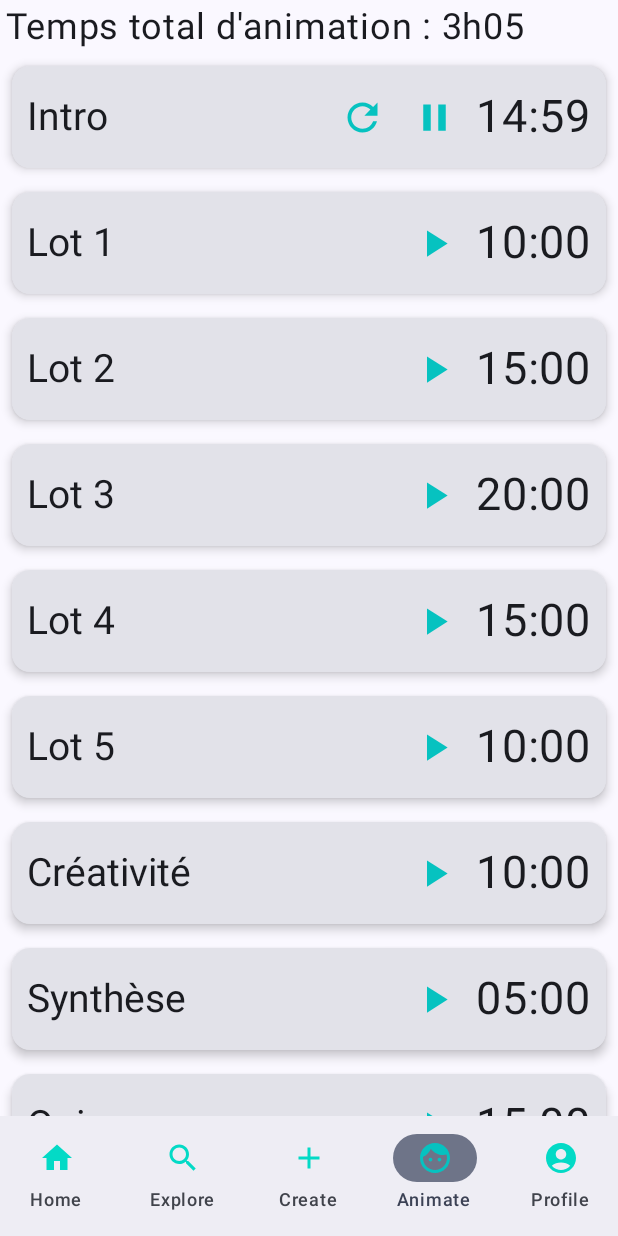
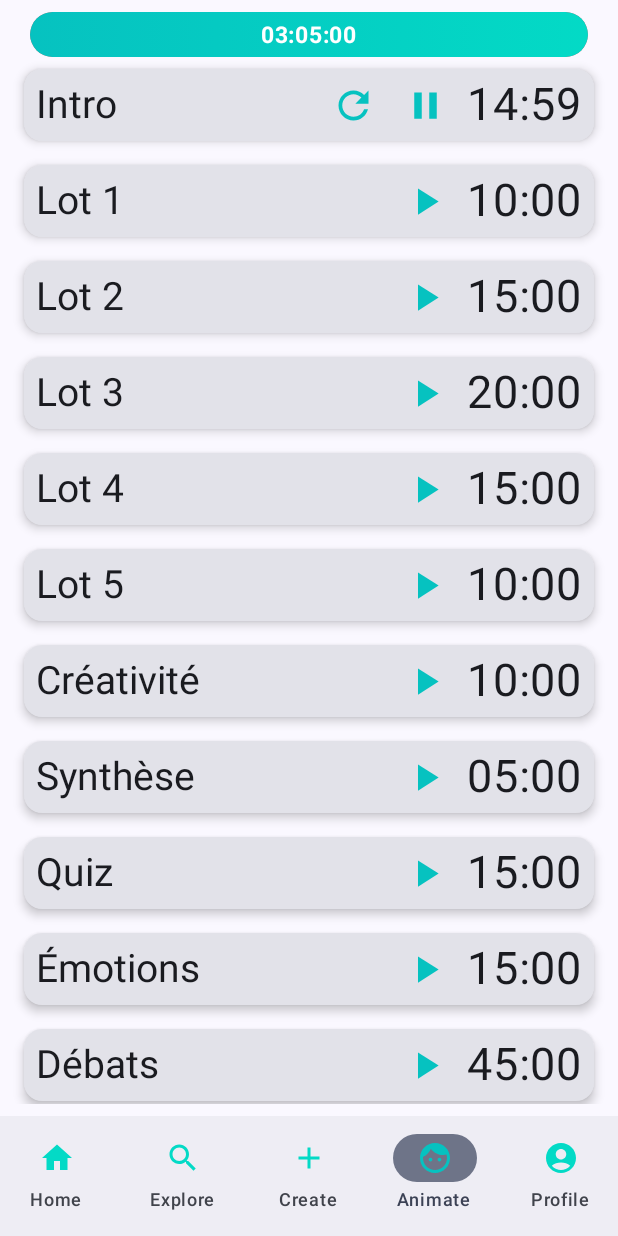
Before and after one commit to davf392/fresque-climat, an Android app built with Jetpack Compose: the AnimateScreen screen opened through its navigation route, after a tap on "Start", on a phone screen of 412 x 824 dp. Run offline under Robolectric (Android 15) with nearby library versions, the phone set to English and light mode, and no system bars.

Commit message:
use ui state and preview parameter provider

```diff
--- a/app/src/main/java/com/davidfz/animfresque/ui/FreskApp.kt
+++ b/app/src/main/java/com/davidfz/animfresque/ui/FreskApp.kt
@@ -19,12 +19,14 @@ import androidx.compose.runtime.Composable
 import androidx.compose.runtime.getValue
 import androidx.compose.ui.Modifier
 import androidx.compose.ui.tooling.preview.Preview
+import androidx.lifecycle.viewmodel.compose.viewModel
 import androidx.navigation.NavController
 import androidx.navigation.compose.NavHost
 import androidx.navigation.compose.composable
 import androidx.navigation.compose.currentBackStackEntryAsState
 import com.davidfz.animfresque.ui.explore.ExploreScreen
 import com.davidfz.animfresque.ui.animate.AnimateScreen
+import com.davidfz.animfresque.ui.animate.AnimateViewModel
 import com.davidfz.animfresque.ui.community.CommunityScreen
 import com.davidfz.animfresque.ui.create.CreateScreen
 import com.davidfz.animfresque.ui.navigation.BottomNavItem
@@ -59,6 +61,8 @@ fun DefaultPreview() { FreskTheme { FreskApp() } }
 @Composable
 fun MainScreen() {
     val freskNavController = rememberFreskNavController()
+    val animateViewModel: AnimateViewModel = viewModel()
+
     Scaffold(
         bottomBar = { BottomNavigationBar(freskNavController.navController) }
     ) { innerPadding ->
@@ -70,7 +74,7 @@ fun MainScreen() {
             composable(Routes.HOME) { CommunityScreen() }
             composable(Routes.EXPLORE) { ExploreScreen() }
             composable(Routes.CREATE) { CreateScreen() }
-            composable(Routes.ANIMATE) { AnimateScreen() }
+            composable(Routes.ANIMATE) { AnimateScreen(viewModel = animateViewModel) }
             composable(Routes.PROFILE) { ProfileScreen(freskNavController.navController) }
             composable(Routes.EDIT_PROFILE) { EditProfileScreen(freskNavController.navController) }
         }
--- a/app/src/main/java/com/davidfz/animfresque/ui/animate/AnimateScreen.kt
+++ b/app/src/main/java/com/davidfz/animfresque/ui/animate/AnimateScreen.kt
@@ -1,45 +1,85 @@
 package com.davidfz.animfresque.ui.animate
 
+import androidx.compose.foundation.background
 import androidx.compose.foundation.layout.Column
 import androidx.compose.foundation.layout.padding
 import androidx.compose.foundation.lazy.LazyColumn
-import androidx.compose.material3.Text
 import androidx.compose.runtime.Composable
 import androidx.compose.runtime.collectAsState
 import androidx.compose.runtime.getValue
+import androidx.compose.runtime.mutableStateListOf
 import androidx.compose.runtime.rememberCoroutineScope
 import androidx.compose.ui.Modifier
+import androidx.compose.ui.graphics.Color.Companion.White
 import androidx.compose.ui.tooling.preview.Preview
+import androidx.compose.ui.tooling.preview.PreviewParameter
+import androidx.compose.ui.tooling.preview.PreviewParameterProvider
 import androidx.compose.ui.unit.dp
-import androidx.compose.ui.unit.sp
 import androidx.lifecycle.viewmodel.compose.viewModel
 import com.davidfz.animfresque.ui.animate.components.AnimationPhaseItem
+import com.davidfz.animfresque.ui.animate.components.AnimationTotalProgressBar
+import kotlinx.coroutines.CoroutineScope
+import kotlinx.coroutines.flow.MutableStateFlow
 
 
 @Composable
 fun AnimateScreen(
-    animateViewModel: AnimateViewModel = viewModel()
+    modifier: Modifier = Modifier,
+    viewModel: AnimateViewModel = viewModel(),
+    scope: CoroutineScope = rememberCoroutineScope()
 ) {
-    val animationPhases by animateViewModel.animationPhases.collectAsState()
-    val totalTime by animateViewModel.totalTime.collectAsState()
-    val scope = rememberCoroutineScope()
+    val state by viewModel.uiState.collectAsState()
 
-    Column {
-        Text(
-            text = "Temps total d'animation : ${"%dh%02d".format(totalTime / 60, totalTime % 60)}",
-            modifier = Modifier.padding(4.dp),
-            fontSize = 24.sp,
+    Column(
+        modifier = modifier.padding(8.dp),
+    ) {
+        AnimationTotalProgressBar(
+            totalAnimationTime = state.totalTimeInSec,
+            remainingAnimationTime = state.totalTimeInSec,
+            remainingAnimationFormattedTime = state.totalTimeFormatted
         )
         LazyColumn {
-            items(animationPhases.size) { index ->
-                AnimationPhaseItem(animationPhases[index], scope)
+            items(state.animationPhases.size) { index ->
+                AnimationPhaseItem(state.animationPhases[index], scope)
             }
         }
     }
 }
 
-@Preview(showBackground = true)
+@Preview
 @Composable
-fun AnimateScreenPreview() {
-    AnimateScreen()
+fun AnimateScreenPreview(
+    @PreviewParameter(AnimateScreenPreviewProvider::class) uiState: AnimationUiState
+) {
+    AnimateScreen(
+        modifier = Modifier.background(White),
+        FakeAnimateViewModel(uiState)
+    )
 }
+
+class FakeAnimateViewModel(uiAnimationState: AnimationUiState): AnimateViewModel() {
+    override val uiState = MutableStateFlow(uiAnimationState)
+}
+
+class AnimateScreenPreviewProvider : PreviewParameterProvider<AnimationUiState> {
+    override val values = sequenceOf(
+        AnimationUiState(
+            animationPhases = mutableStateListOf(
+                AnimationPhaseState("Intro", CountDownTimer(15 * 60)),
+                AnimationPhaseState("Lot 1", CountDownTimer(10 * 60)),
+                AnimationPhaseState("Lot 2", CountDownTimer(15 * 60)),
+                AnimationPhaseState("Lot 3", CountDownTimer(20 * 60)),
+                AnimationPhaseState("Lot 4", CountDownTimer(15 * 60)),
+                AnimationPhaseState("Lot 5", CountDownTimer(10 * 60)),
+                AnimationPhaseState("Créativité", CountDownTimer(10 * 60)),
+                AnimationPhaseState("Synthèse", CountDownTimer(5 * 60)),
+                AnimationPhaseState("Quiz", CountDownTimer(15 * 60)),
+                AnimationPhaseState("Émotions", CountDownTimer(15 * 60)),
+                AnimationPhaseState("Débats", CountDownTimer(45 * 60)),
+                AnimationPhaseState("Conclusion", CountDownTimer(10 * 60))
+            ),
+            totalTimeInSec = 10800,
+            totalTimeFormatted = "03:05:00"
+        )
+    )
+}
--- a/app/src/main/java/com/davidfz/animfresque/ui/animate/AnimateViewModel.kt
+++ b/app/src/main/java/com/davidfz/animfresque/ui/animate/AnimateViewModel.kt
@@ -5,21 +5,38 @@ import androidx.lifecycle.ViewModel
 import kotlinx.coroutines.flow.MutableStateFlow
 import kotlinx.coroutines.flow.StateFlow
 import kotlinx.coroutines.flow.asStateFlow
+import kotlinx.coroutines.flow.update
+import java.util.concurrent.TimeUnit
 
-class AnimateViewModel: ViewModel() {
+const val REMAINING_TIME_TOTAL_FORMAT = "%02d:%02d:%02d"
 
-    private val _animationPhases = MutableStateFlow(initPhasesList())
-    val animationPhases: StateFlow<List<AnimationPhaseState>> = _animationPhases.asStateFlow()
+open class AnimateViewModel: ViewModel() {
 
-    private val _totalTime = MutableStateFlow(0)
-    val totalTime: StateFlow<Int> = _totalTime.asStateFlow()
+    private val _uiState = MutableStateFlow(AnimationUiState())
+    open val uiState: StateFlow<AnimationUiState> = _uiState.asStateFlow()
 
     init {
-        computeTotalTime()
+        resetAnimation()
     }
 
-    private fun computeTotalTime() {
-        _totalTime.value = _animationPhases.value.sumOf { it.editedDuration } / 60
+    private fun resetAnimation() {
+        val phasesList = initPhasesList()
+        val totalTime = phasesList.sumOf { it.timer.initialDuration }
+        _uiState.update {
+            AnimationUiState(
+                animationPhases = phasesList,
+                totalTimeInSec = totalTime,
+                totalTimeFormatted = getFormattedRemainingTime(totalTime)
+            )
+        }
+    }
+
+    private fun getFormattedRemainingTime(totalTime: Int): String {
+        return REMAINING_TIME_TOTAL_FORMAT.format(
+            TimeUnit.SECONDS.toHours(totalTime.toLong()),
+            TimeUnit.SECONDS.toMinutes(totalTime.toLong()) % 60,
+            TimeUnit.SECONDS.toSeconds(totalTime.toLong()) % 60
+        )
     }
 
     private fun initPhasesList(): List<AnimationPhaseState> {
--- a/app/src/main/java/com/davidfz/animfresque/ui/animate/AnimationPhaseState.kt
+++ b/app/src/main/java/com/davidfz/animfresque/ui/animate/AnimationPhaseState.kt
@@ -13,6 +13,14 @@ class AnimationPhaseState(val name: String = "", val timer: CountDownTimer) {
     var editedDuration by mutableIntStateOf(timer.initialDuration)
     var showTimePicker by mutableStateOf(false)
 
+    init {
+        initDuration(timer.initialDuration)
+    }
+
+    private fun initDuration(totalSeconds: Int) {
+        setNewDuration(totalSeconds / 60, totalSeconds % 60)
+    }
+
     fun setNewDuration(minutes: Int, seconds: Int) {
         Log.d(TAG, "setNewDuration($minutes, $seconds)")
         editedDuration = (minutes * 60) + seconds
--- /dev/null
+++ b/app/src/main/java/com/davidfz/animfresque/ui/animate/AnimationUiState.kt
@@ -0,0 +1,7 @@
+package com.davidfz.animfresque.ui.animate
+
+data class AnimationUiState(
+    val animationPhases: List<AnimationPhaseState> = listOf(),
+    val totalTimeInSec: Int = 0,
+    val totalTimeFormatted: String = "00:00:00"
+)
--- a/app/src/main/java/com/davidfz/animfresque/ui/animate/CountDownTimer.kt
+++ b/app/src/main/java/com/davidfz/animfresque/ui/animate/CountDownTimer.kt
@@ -26,7 +26,6 @@ class CountDownTimer(
     var initialDuration: Int = 0,
     val onTimeFinished: () -> Unit = {}
 ) {
-    private var remainingTime = initialDuration
     private var elapsedTime = 0
     private var elapsedJob: Job? = null
     private var androidTimer: CountDownTimer? = null
@@ -37,7 +36,10 @@ class CountDownTimer(
     private val _isTimerZero = MutableStateFlow(false)
     val isTimerZero: StateFlow<Boolean> = _isTimerZero.asStateFlow()
 
-    private val _remainingTimeFormatted = MutableStateFlow(formatTime(remainingTime, TIME_FORMAT))
+    private val _remainingTime = MutableStateFlow(initialDuration)
+    val remainingTime: StateFlow<Int> = _remainingTime.asStateFlow()
+
+    private val _remainingTimeFormatted = MutableStateFlow(formatTime(_remainingTime.value, TIME_FORMAT))
     val remainingTimeFormatted: StateFlow<String> = _remainingTimeFormatted.asStateFlow()
 
     private val _elapsedTimeFormatted = MutableStateFlow("")
@@ -49,7 +51,7 @@ class CountDownTimer(
     fun reset() {
         Log.d(TAG, "reset()")
         pause()
-        remainingTime = initialDuration
+        _remainingTime.update { initialDuration }
         elapsedTime = 0
         updateFormattedTime()
     }
@@ -87,13 +89,13 @@ class CountDownTimer(
      *
      * @return `true` if the timer is running and remaining time is different from the initial duration, `false` otherwise.
      */
-    fun isStarted() = _isRunning.value && (remainingTime != initialDuration)
+    fun isStarted() = _isRunning.value && (_remainingTime.value != initialDuration)
 
     private fun createCountDownTimer(scope: CoroutineScope) =
-        object : CountDownTimer(remainingTime * 1000L, 1000) {
+        object : CountDownTimer(_remainingTime.value * 1000L, 1000) {
             override fun onTick(millisUntilFinished: Long) {
-                remainingTime = (millisUntilFinished / 1000).toInt()
-                updateFormattedTime(remainingTime = remainingTime)
+                _remainingTime.update { (millisUntilFinished / 1000).toInt() }
+                updateFormattedTime(remainingTime = _remainingTime.value)
             }
 
             override fun onFinish() {
--- a/app/src/main/java/com/davidfz/animfresque/ui/animate/components/AnimationPhaseItem.kt
+++ b/app/src/main/java/com/davidfz/animfresque/ui/animate/components/AnimationPhaseItem.kt
@@ -37,26 +37,25 @@ fun AnimationPhaseItem(
     val isTimerRunning by phaseState.timer.isRunning.collectAsState()
     val elapsedTimeFormatted by phaseState.timer.elapsedTimeFormatted.collectAsState()
     val remainingTimeFormatted by phaseState.timer.remainingTimeFormatted.collectAsState()
+    val backgroundColor = if (isTimerZero) FresqueClimatColors.Error else Color.Unspecified
 
     Card(
         modifier = Modifier.padding(8.dp),
         elevation = CardDefaults.cardElevation(defaultElevation = 4.dp),
-        colors = CardDefaults.cardColors(
-            containerColor = if (isTimerZero) FresqueClimatColors.Error else Color.Unspecified
-        )
+        colors = CardDefaults.cardColors(containerColor = backgroundColor)
     ) {
         Row(
-            modifier = Modifier.padding(10.dp),
+            modifier = Modifier.padding(horizontal = 8.dp),
             verticalAlignment = Alignment.CenterVertically
         ) {
+            // timer name
             Text(
                 text = phaseState.name,
                 fontSize = 26.sp,
                 style = MaterialTheme.typography.headlineSmall,
                 modifier = Modifier.weight(1f)
             )
-            Column(horizontalAlignment = Alignment.CenterHorizontally) {
-                Row(verticalAlignment = Alignment.CenterVertically) {
+            // timer reset button
             if (phaseState.timer.isStarted()) {
                 IconButton(onClick = {
                     phaseState.timer.reset()
@@ -70,15 +69,13 @@ fun AnimationPhaseItem(
                     )
                 }
             }
+            // timer play or pause button
             if (isTimerZero) {
                 Spacer(modifier = Modifier.size(30.dp)) // Add spacer when play/pause is hidden
             } else {
-                        IconButton(onClick = {
-                            if (isTimerRunning)
-                                phaseState.timer.pause()
-                            else
-                                phaseState.timer.start(scope)
-                        }) {
+                IconButton(
+                    onClick = { phaseState.timer.let { if (isTimerRunning) it.pause() else it.start(scope) } }
+                ) {
                     Icon(
                         imageVector = if (isTimerRunning) Icons.Filled.Pause else Icons.Filled.PlayArrow,
                         contentDescription = if (isTimerRunning) "Pause" else "Start",
@@ -87,9 +84,8 @@ fun AnimationPhaseItem(
                     )
                 }
             }
-                }
-            }
             Spacer(modifier = Modifier.width(4.dp))
+            // timer displayed remaining or elapsed time
             Text(
                 text = if (isTimerZero) elapsedTimeFormatted else remainingTimeFormatted,
                 modifier = Modifier.clickable { phaseState.showTimePicker = true },
@@ -102,9 +98,7 @@ fun AnimationPhaseItem(
     if (phaseState.showTimePicker && !isTimerRunning) {
         TimePickerDialog(
             onDismissRequest = { phaseState.showTimePicker = false },
-            onTimeChange = { minutes, seconds ->
-                phaseState.setNewDuration(minutes, seconds)
-            },
+            onTimeChange = { minutes, seconds -> phaseState.setNewDuration(minutes, seconds) },
             initialMinute = phaseState.editedDuration / 60,
             initialSecond = phaseState.editedDuration % 60
         )
--- /dev/null
+++ b/app/src/main/java/com/davidfz/animfresque/ui/animate/components/AnimationTotalProgressBar.kt
@@ -0,0 +1,76 @@
+package com.davidfz.animfresque.ui.animate.components
+
+import androidx.compose.foundation.background
+import androidx.compose.foundation.layout.Arrangement
+import androidx.compose.foundation.layout.Box
+import androidx.compose.foundation.layout.Column
+import androidx.compose.foundation.layout.fillMaxWidth
+import androidx.compose.foundation.layout.height
+import androidx.compose.foundation.layout.padding
+import androidx.compose.foundation.layout.width
+import androidx.compose.foundation.shape.RoundedCornerShape
+import androidx.compose.material3.Text
+import androidx.compose.runtime.Composable
+import androidx.compose.ui.Alignment
+import androidx.compose.ui.Modifier
+import androidx.compose.ui.draw.clip
+import androidx.compose.ui.graphics.Brush
+import androidx.compose.ui.graphics.Color
+import androidx.compose.ui.text.font.FontWeight
+import androidx.compose.ui.tooling.preview.Preview
+import androidx.compose.ui.unit.dp
+import androidx.compose.ui.unit.sp
+import com.davidfz.animfresque.ui.theme.FresqueClimatColors.Primary
+import com.davidfz.animfresque.ui.theme.FresqueClimatColors.Secondary
+
+
+@Composable
+fun AnimationTotalProgressBar(
+    totalAnimationTime: Int = 0,
+    remainingAnimationTime: Int = 0,
+    remainingAnimationFormattedTime: String = "00:00:00"
+) {
+    val percentageAnimation = if (totalAnimationTime > 0)
+        remainingAnimationTime.toFloat() / totalAnimationTime
+    else 0f
+
+    Column(
+        modifier = Modifier.fillMaxWidth(),
+        horizontalAlignment = Alignment.CenterHorizontally,
+        verticalArrangement = Arrangement.Center
+    ) {
+        Box(
+            modifier = Modifier
+                .padding(horizontal = 12.dp)
+                .clip(RoundedCornerShape(15.dp))
+                .height(30.dp)
+                .background(Color.Gray)
+                .width(400.dp)
+        ) {
+            Box(
+                modifier = Modifier
+                    .clip(RoundedCornerShape(15.dp))
+                    .height(30.dp)
+                    .background(Brush.horizontalGradient(listOf(Color(Primary.value), Color(Secondary.value))))
+                    .fillMaxWidth(fraction = percentageAnimation.coerceIn(0f, 1f))
+            )
+            Text(
+                text = remainingAnimationFormattedTime,
+                modifier = Modifier.align(Alignment.Center),
+                fontSize = 15.sp,
+                fontWeight = FontWeight.Bold,
+                color = Color.White
+            )
+        }
+    }
+}
+
+@Composable
+@Preview
+fun ProgressBarPreview() {
+    AnimationTotalProgressBar(
+        totalAnimationTime = 10800,
+        remainingAnimationTime = 8000,
+        remainingAnimationFormattedTime = "02:45:34"
+    )
+}
```
Lines whose indentation alone changed are shown as unchanged.
